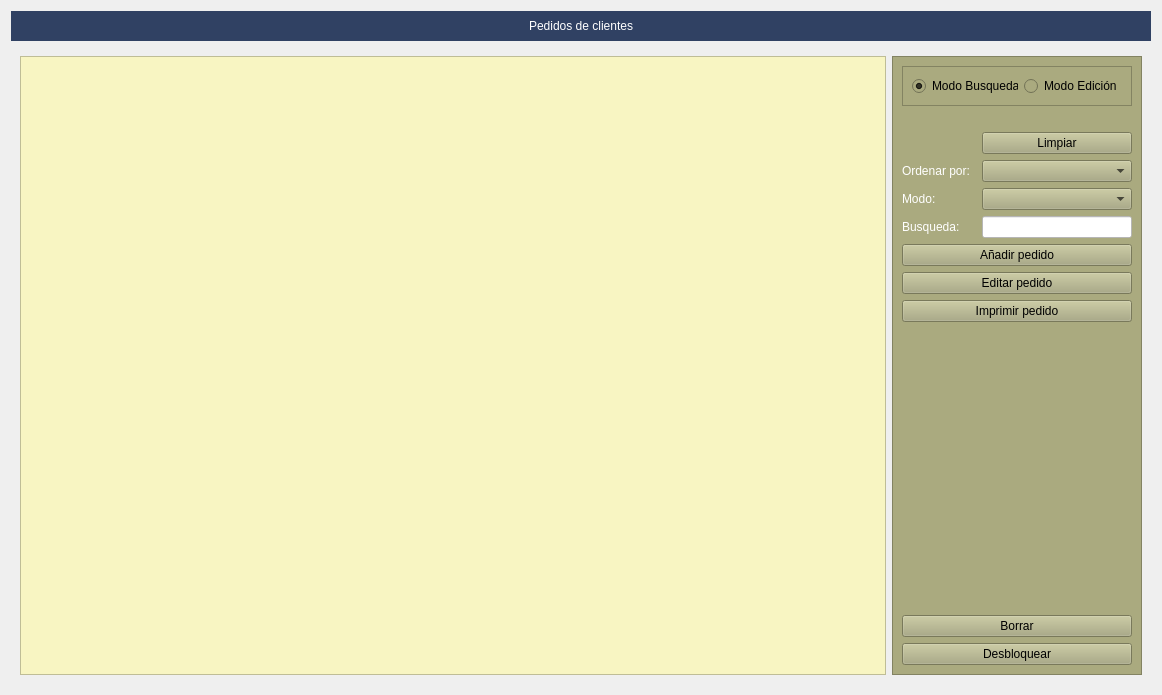
Old version of the form Zona_Ventas/frmpedidos.ui in the repository arcnexus/RedFoX.
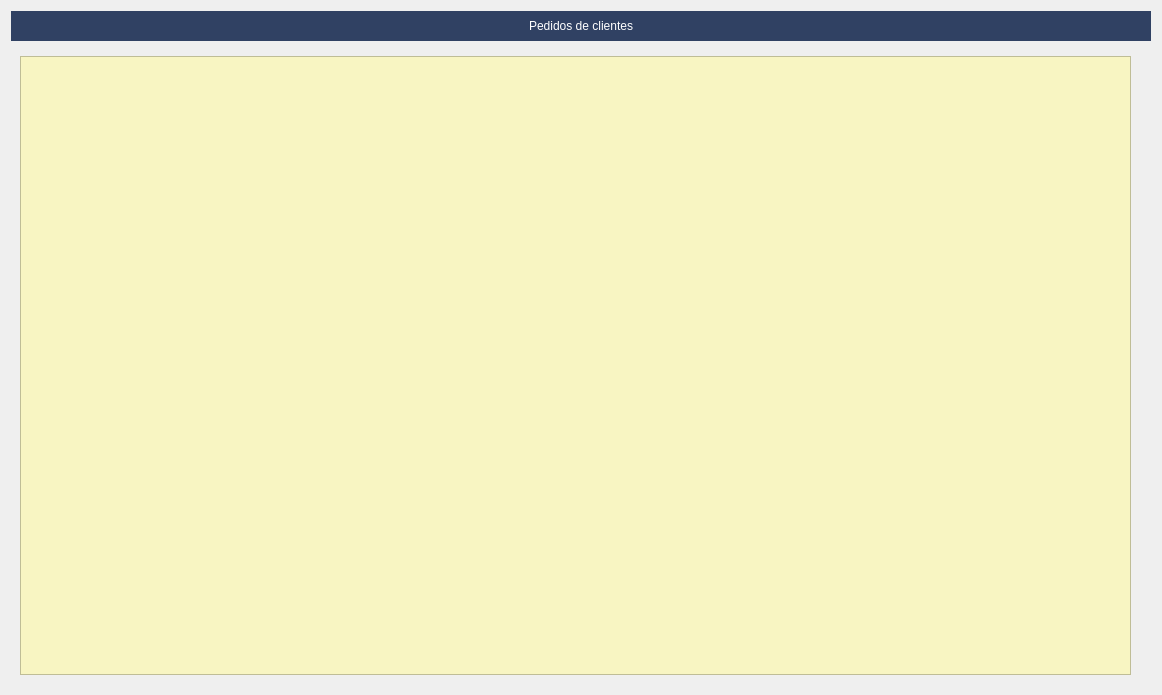
New version of the form. The open tabs and pages were chosen to show the change. Icons and pictures are not drawn.

Commit message: Barras de busqueda

What changed in the file:
```diff
--- a/Zona_Ventas/frmpedidos.ui
+++ b/Zona_Ventas/frmpedidos.ui
@@ -2685,195 +2685,9 @@
      </widget>
      <widget class="QWidget" name="page_2">
       <layout class="QGridLayout" name="gridLayout_10">
-       <item row="0" column="1" rowspan="2">
-        <widget class="QFrame" name="frame_3">
-         <property name="maximumSize">
-          <size>
-           <width>250</width>
-           <height>16777215</height>
-          </size>
-         </property>
-         <property name="styleSheet">
-          <string notr="true">background-color: rgb(170, 170, 127);</string>
-         </property>
-         <property name="frameShape">
-          <enum>QFrame::StyledPanel</enum>
-         </property>
-         <property name="frameShadow">
-          <enum>QFrame::Raised</enum>
-         </property>
-         <layout class="QGridLayout" name="gridLayout_8">
-          <item row="10" column="0" colspan="3">
-           <widget class="QPushButton" name="btnBorrar_2">
-            <property name="text">
-             <string>Borrar</string>
-            </property>
-            <property name="icon">
-             <iconset resource="../maya.qrc">
-              <normaloff>:/Icons/PNG/borrar.png</normaloff>:/Icons/PNG/borrar.png</iconset>
-            </property>
-           </widget>
-          </item>
-          <item row="5" column="0">
-           <widget class="QLabel" name="label_23">
-            <property name="styleSheet">
-             <string notr="true">color: rgb(255, 255, 255);</string>
-            </property>
-            <property name="text">
-             <string>Busqueda:</string>
-            </property>
-           </widget>
-          </item>
-          <item row="2" column="2">
-           <widget class="QPushButton" name="btnLimpiar">
-            <property name="text">
-             <string>Limpiar</string>
-            </property>
-            <property name="icon">
-             <iconset resource="../maya.qrc">
-              <normaloff>:/Icons/PNG/clean.png</normaloff>:/Icons/PNG/clean.png</iconset>
-            </property>
-           </widget>
-          </item>
-          <item row="3" column="0">
-           <widget class="QLabel" name="label_31">
-            <property name="styleSheet">
-             <string notr="true">color: rgb(255, 255, 255);</string>
-            </property>
-            <property name="text">
-             <string>Ordenar por:</string>
-            </property>
-           </widget>
-          </item>
-          <item row="9" column="0">
-           <spacer name="verticalSpacer_3">
-            <property name="orientation">
-             <enum>Qt::Vertical</enum>
-            </property>
-            <property name="sizeHint" stdset="0">
-             <size>
-              <width>20</width>
-              <height>40</height>
-             </size>
-            </property>
-           </spacer>
-          </item>
-          <item row="3" column="2">
-           <widget class="QComboBox" name="cboOrden">
-            <property name="minimumSize">
-             <size>
-              <width>120</width>
-              <height>0</height>
-             </size>
-            </property>
-           </widget>
-          </item>
-          <item row="5" column="2">
-           <widget class="QLineEdit" name="txtBuscar">
-            <property name="styleSheet">
-             <string notr="true">background-color: rgb(255, 255, 255);</string>
-            </property>
-           </widget>
-          </item>
-          <item row="4" column="0">
-           <widget class="QLabel" name="label_32">
-            <property name="styleSheet">
-             <string notr="true">color: rgb(255, 255, 255);</string>
-            </property>
-            <property name="text">
-             <string>Modo:</string>
-            </property>
-           </widget>
-          </item>
-          <item row="4" column="2">
-           <widget class="QComboBox" name="cboModo"/>
-          </item>
-          <item row="1" column="2">
-           <widget class="QLabel" name="label_17">
-            <property name="text">
-             <string/>
-            </property>
-            <property name="pixmap">
-             <pixmap resource="../maya.qrc">:/Icons/PNG/busca_filtra.png</pixmap>
-            </property>
-           </widget>
-          </item>
-          <item row="11" column="0" colspan="3">
-           <widget class="QPushButton" name="btn_desbloquear">
-            <property name="text">
-             <string>Desbloquear</string>
-            </property>
-            <property name="icon">
-             <iconset resource="../maya.qrc">
-              <normaloff>:/Icons/PNG/abrecaja.png</normaloff>:/Icons/PNG/abrecaja.png</iconset>
-            </property>
-           </widget>
-          </item>
-          <item row="6" column="0" colspan="3">
-           <widget class="QPushButton" name="btnAnadir_2">
-            <property name="text">
-             <string>Añadir pedido</string>
-            </property>
-            <property name="icon">
-             <iconset resource="../maya.qrc">
-              <normaloff>:/Icons/PNG/add.png</normaloff>:/Icons/PNG/add.png</iconset>
-            </property>
-           </widget>
-          </item>
-          <item row="7" column="0" colspan="3">
-           <widget class="QPushButton" name="btnEditar_2">
-            <property name="text">
-             <string>Editar pedido</string>
-            </property>
-            <property name="icon">
-             <iconset resource="../maya.qrc">
-              <normaloff>:/Icons/PNG/edit.png</normaloff>:/Icons/PNG/edit.png</iconset>
-            </property>
-           </widget>
-          </item>
-          <item row="8" column="0" colspan="3">
-           <widget class="QPushButton" name="btnImprimir_2">
-            <property name="text">
-             <string>Imprimir pedido</string>
-            </property>
-            <property name="icon">
-             <iconset resource="../maya.qrc">
-              <normaloff>:/Icons/PNG/print2.png</normaloff>:/Icons/PNG/print2.png</iconset>
-            </property>
-           </widget>
-          </item>
-          <item row="0" column="0" colspan="3">
-           <widget class="QFrame" name="frame_modos">
-            <property name="frameShape">
-             <enum>QFrame::StyledPanel</enum>
-            </property>
-            <property name="frameShadow">
-             <enum>QFrame::Raised</enum>
-            </property>
-            <layout class="QHBoxLayout" name="horizontalLayout_2">
-             <item>
-              <widget class="QRadioButton" name="radBusqueda">
-               <property name="text">
-                <string>Modo Busqueda</string>
-               </property>
-               <property name="checked">
-                <bool>true</bool>
-               </property>
-              </widget>
-             </item>
-             <item>
-              <widget class="QRadioButton" name="radEdicion">
-               <property name="text">
-                <string>Modo Edición</string>
-               </property>
-              </widget>
-             </item>
-            </layout>
-           </widget>
-          </item>
-         </layout>
-        </widget>
-       </item>
+       <property name="rightMargin">
+        <number>20</number>
+       </property>
        <item row="0" column="0" rowspan="2">
         <widget class="QTableView" name="tabla">
          <property name="styleSheet">
```
Left out of the diff: 5 changed lines with no effect on the pictures. The commit also changes 41 other files.
